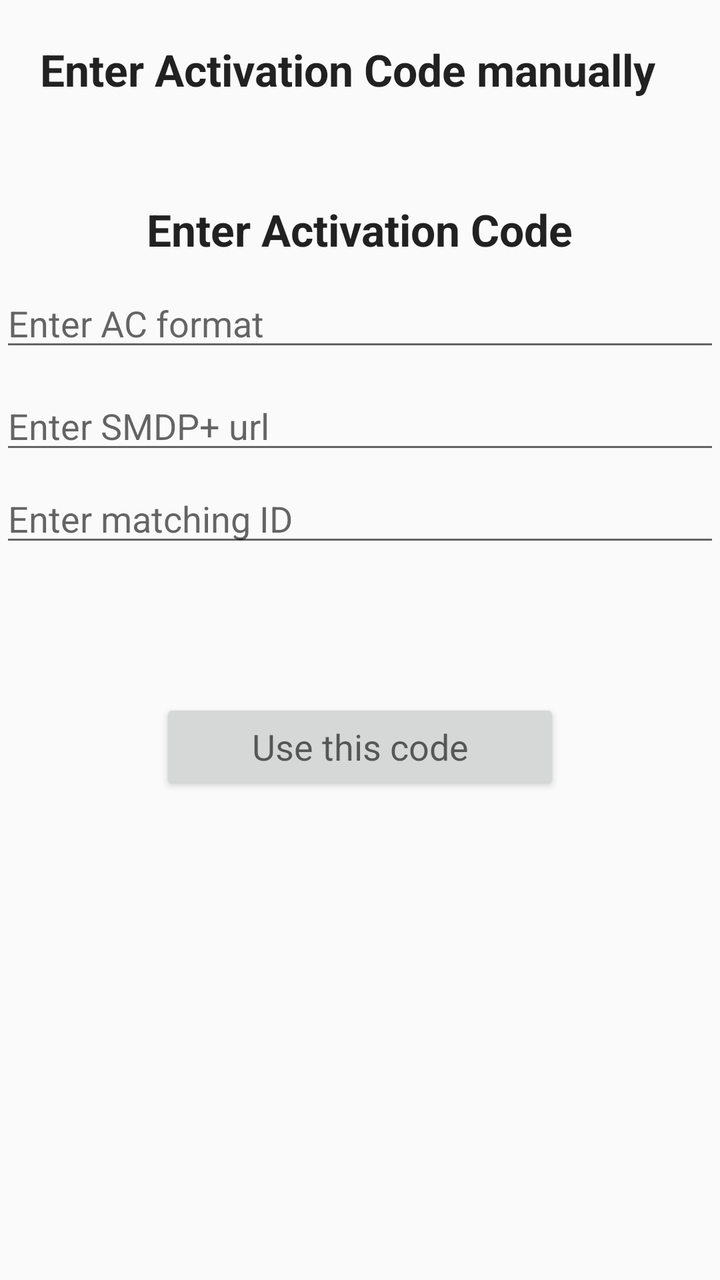
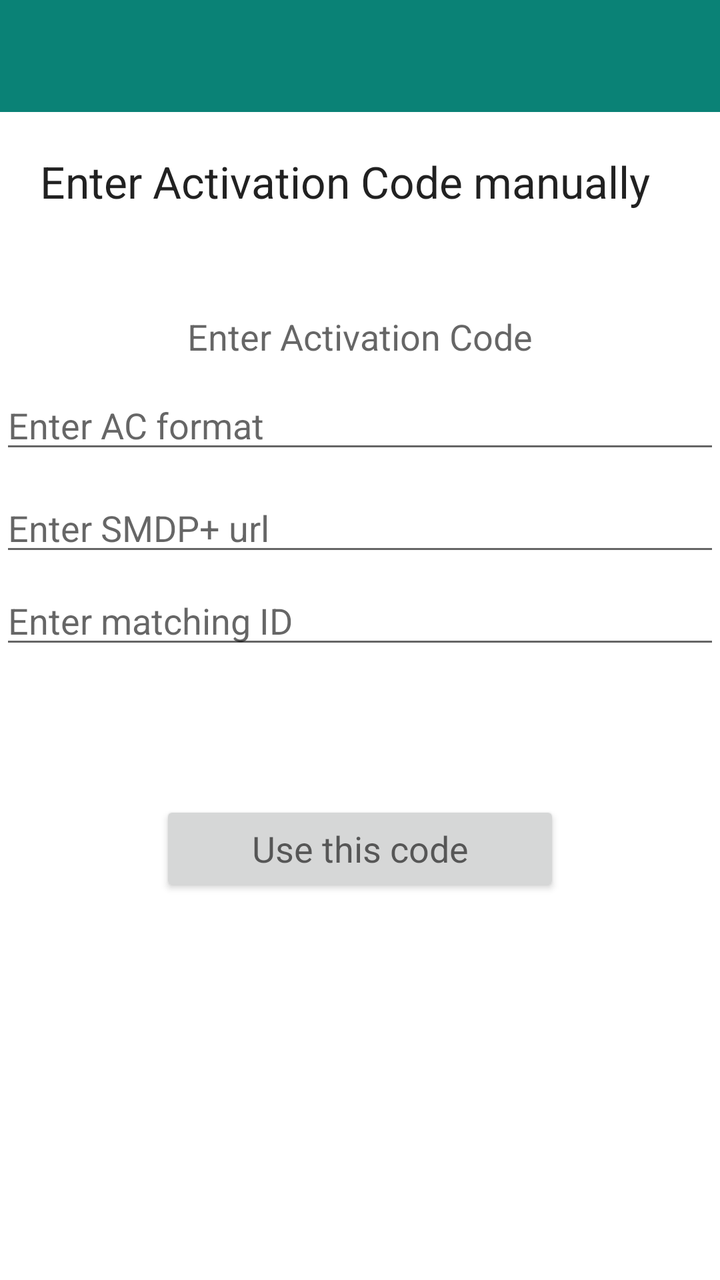

Screens rendered from an Android XML layout before and after an edit, with the pre-edit source and the edit as a unified diff.
<!-- AndroidManifest.xml: application theme AppTheme -->
<!-- res/layout/activity_enter_activation_code.xml -->
<?xml version="1.0" encoding="utf-8"?>
<ScrollView xmlns:android="http://schemas.android.com/apk/res/android"
    android:layout_width="match_parent"
    android:layout_height="match_parent" >
    <RelativeLayout xmlns:android="http://schemas.android.com/apk/res/android"
        xmlns:tools="http://schemas.android.com/tools"
        android:layout_width="match_parent"
        android:layout_height="match_parent"
        android:orientation="vertical"
        tools:context="com.infineon.esim.lpa.ui.enterActivationCode.EnterActivationCodeActivity">

        <TextView
            android:id="@+id/text_heading"
            android:layout_width="wrap_content"
            android:layout_height="wrap_content"
            android:layout_gravity="center_horizontal"
            android:layout_marginStart="20dp"
            android:layout_marginTop="20dp"
            android:layout_marginEnd="20dp"
            android:layout_marginBottom="20dp"
            android:text="@string/enter_activation_code_heading"
            android:textAlignment="center"
            android:textAppearance="?android:attr/textAppearanceLarge"
            android:textStyle="bold" />

        <TextView
            android:id="@+id/text_body"
            android:layout_below="@+id/text_heading"
            android:textAppearance="?android:attr/textAppearanceMedium"
            android:layout_width="wrap_content"
            android:layout_height="wrap_content"
            android:layout_marginLeft="20dp"
            android:layout_marginRight="20dp"
            android:layout_centerHorizontal="true"
            android:layout_gravity="center_horizontal"
            android:text=""
            android:textAlignment="center"
            />

        <TextView
            android:id="@+id/textViewDownloadInfo"
            android:layout_width="wrap_content"
            android:layout_height="wrap_content"
            android:layout_centerInParent="true"
            android:layout_marginLeft="20dp"
            android:layout_marginTop="40dp"
            android:layout_marginRight="20dp"
            android:text=""
            android:textAlignment="center"
            android:textAppearance="?android:attr/textAppearanceMedium"
            android:textColor="@android:color/holo_blue_dark"
            android:textIsSelectable="true" />

        <TextView
            android:id="@+id/text_error_info"
            android:layout_width="wrap_content"
            android:layout_height="wrap_content"
            android:layout_below="@+id/textViewDownloadInfo"
            android:layout_centerInParent="true"
            android:layout_marginLeft="20dp"
            android:layout_marginTop="40dp"
            android:layout_marginRight="20dp"
            android:text=""
            android:textAlignment="textStart"
            android:textAppearance="?android:attr/textAppearanceMedium"
            android:textColor="@android:color/holo_red_dark"
            android:textIsSelectable="true" />

        <Button
            android:id="@+id/button_left"
            android:layout_width="wrap_content"
            android:layout_height="wrap_content"
            android:layout_alignParentBottom="true"
            android:layout_alignParentStart="true"
            android:layout_margin="20dp"
            android:enabled="true"
            android:text="@string/generic_button_cancel_text"
            android:visibility="invisible"
            android:textAllCaps="false" />

        <Button
            android:id="@+id/button_right"
            android:layout_width="wrap_content"
            android:layout_height="wrap_content"
            android:layout_alignParentEnd="true"
            android:layout_alignParentBottom="true"
            android:layout_marginStart="20dp"
            android:layout_marginTop="20dp"
            android:layout_marginEnd="20dp"
            android:layout_marginBottom="20dp"
            android:enabled="true"
            android:text="@string/generic_button_start_text"
            android:textAllCaps="false"
            android:visibility="invisible" />

        <TextView
            android:id="@+id/text_enter_activation_code_title"
            android:layout_width="wrap_content"
            android:layout_height="wrap_content"
            android:layout_centerHorizontal="true"
            android:layout_marginTop="100dp"
            android:text="@string/enter_activation_code_title"
            android:textAppearance="?android:attr/textAppearanceLarge"
            android:textStyle="bold" />

        <EditText
            android:id="@+id/edit_activation_code_ac"
            android:layout_width="wrap_content"
            android:layout_height="wrap_content"
            android:layout_below="@id/text_enter_activation_code_title"
            android:layout_centerHorizontal="true"
            android:layout_marginTop="10dp"
            android:ems="18"
            android:autofillHints="password"
            android:singleLine="true"
            android:imeOptions="actionDone"
            android:hint="@string/enter_activation_code_ac_hint"
            android:inputType="text" />

        <EditText
            android:id="@+id/edit_activation_code_url"
            android:layout_width="wrap_content"
            android:layout_height="wrap_content"
            android:layout_below="@id/edit_activation_code_ac"
            android:layout_centerHorizontal="true"
            android:layout_marginTop="10dp"
            android:ems="18"
            android:autofillHints="password"
            android:singleLine="true"
            android:imeOptions="actionDone"
            android:hint="@string/enter_activation_code_url_hint"
            android:inputType="text" />

        <EditText
            android:id="@+id/edit_activation_code_id"
            android:layout_width="wrap_content"
            android:layout_height="wrap_content"
            android:layout_below="@id/edit_activation_code_url"
            android:layout_centerHorizontal="true"
            android:layout_marginTop="5dp"
            android:ems="18"
            android:autofillHints="password"
            android:singleLine="true"
            android:imeOptions="actionDone"
            android:hint="@string/enter_activation_code_id_hint"
            android:inputType="text" />

        <Button
            android:id="@+id/button_use_manual_activation_code"
            android:layout_width="wrap_content"
            android:layout_height="wrap_content"
            android:layout_below="@id/edit_activation_code_id"
            android:layout_centerHorizontal="true"
            android:layout_gravity="center_horizontal"
            android:layout_marginStart="10dp"
            android:layout_marginTop="71dp"
            android:layout_marginEnd="10dp"
            android:layout_marginBottom="10dp"
            android:minWidth="200dp"
            android:text="@string/scan_qr_button_use_this_code_text"
            android:textAllCaps="false"
            android:textAppearance="?android:attr/textAppearanceMedium" />
    </RelativeLayout>
</ScrollView>
<!-- resources referenced by this layout -->
<resources>
  <string name="enter_activation_code_ac_hint">Enter AC format</string>
  <string name="enter_activation_code_heading">Enter Activation Code manually</string>
  <string name="enter_activation_code_id_hint">Enter matching ID</string>
  <string name="enter_activation_code_title">Enter Activation Code</string>
  <string name="enter_activation_code_url_hint">Enter SMDP+ url</string>
  <string name="generic_button_cancel_text">Cancel</string>
  <string name="generic_button_start_text">Start</string>
  <string name="scan_qr_button_use_this_code_text">Use this code</string>
  <style name="AppTheme" parent="Theme.AppCompat.Light.DarkActionBar">
          
          <item name="colorPrimary">@color/colorPrimary</item>
          <item name="colorPrimaryDark">@color/colorPrimaryDark</item>
          <item name="colorAccent">@color/colorAccent</item>
      </style>
  <color name="colorPrimary">#008577</color>
  <color name="colorPrimaryDark">#00574B</color>
  <color name="colorAccent">#D81B60</color>
</resources>

<!-- the commit's change to res/layout/activity_enter_activation_code.xml (unified diff, before → after) -->
@@ -1,164 +1,176 @@
 <?xml version="1.0" encoding="utf-8"?>
-<ScrollView xmlns:android="http://schemas.android.com/apk/res/android"
-    android:layout_width="match_parent"
-    android:layout_height="match_parent" >
-    <RelativeLayout xmlns:android="http://schemas.android.com/apk/res/android"
-        xmlns:tools="http://schemas.android.com/tools"
-        android:layout_width="match_parent"
-        android:layout_height="match_parent"
-        android:orientation="vertical"
-        tools:context="com.infineon.esim.lpa.ui.enterActivationCode.EnterActivationCodeActivity">
+<FrameLayout
+    xmlns:android="http://schemas.android.com/apk/res/android"
+    xmlns:tools="http://schemas.android.com/tools"
+    style="@style/AppTheme.Window"
+    android:orientation="vertical"
+    tools:context=".ui.enterActivationCode.EnterActivationCodeActivity">
 
-        <TextView
-            android:id="@+id/text_heading"
-            android:layout_width="wrap_content"
-            android:layout_height="wrap_content"
-            android:layout_gravity="center_horizontal"
-            android:layout_marginStart="20dp"
-            android:layout_marginTop="20dp"
-            android:layout_marginEnd="20dp"
-            android:layout_marginBottom="20dp"
-            android:text="@string/enter_activation_code_heading"
-            android:textAlignment="center"
-            android:textAppearance="?android:attr/textAppearanceLarge"
-            android:textStyle="bold" />
+    <androidx.coordinatorlayout.widget.CoordinatorLayout
+        style="@style/AppTheme.EdgeToEdgeContainer">
 
-        <TextView
-            android:id="@+id/text_body"
-            android:layout_below="@+id/text_heading"
-            android:textAppearance="?android:attr/textAppearanceMedium"
-            android:layout_width="wrap_content"
-            android:layout_height="wrap_content"
-            android:layout_marginLeft="20dp"
-            android:layout_marginRight="20dp"
-            android:layout_centerHorizontal="true"
-            android:layout_gravity="center_horizontal"
-            android:text=""
-            android:textAlignment="center"
-            />
+        
+        <androidx.appcompat.widget.Toolbar
+            android:id="@+id/toolbar_euicc_details"
+            style="@style/AppTheme.Toolbar">
+        </androidx.appcompat.widget.Toolbar>
 
-        <TextView
-            android:id="@+id/textViewDownloadInfo"
-            android:layout_width="wrap_content"
-            android:layout_height="wrap_content"
-            android:layout_centerInParent="true"
-            android:layout_marginLeft="20dp"
-            android:layout_marginTop="40dp"
-            android:layout_marginRight="20dp"
-            android:text=""
-            android:textAlignment="center"
-            android:textAppearance="?android:attr/textAppearanceMedium"
-            android:textColor="@android:color/holo_blue_dark"
-            android:textIsSelectable="true" />
+        <RelativeLayout
+            style="@style/AppTheme.Content"
+            android:layout_width="match_parent"
+            android:layout_height="match_parent"
+            android:layout_marginTop="?attr/actionBarSize"
+            android:orientation="vertical">
 
-        <TextView
-            android:id="@+id/text_error_info"
-            android:layout_width="wrap_content"
-            android:layout_height="wrap_content"
-            android:layout_below="@+id/textViewDownloadInfo"
-            android:layout_centerInParent="true"
-            android:layout_marginLeft="20dp"
-            android:layout_marginTop="40dp"
-            android:layout_marginRight="20dp"
-            android:text=""
-            android:textAlignment="textStart"
-            android:textAppearance="?android:attr/textAppearanceMedium"
-            android:textColor="@android:color/holo_red_dark"
-            android:textIsSelectable="true" />
+            <TextView
+                android:id="@+id/text_heading"
+                android:layout_width="wrap_content"
+                android:layout_height="wrap_content"
+                android:layout_gravity="center_horizontal"
+                android:layout_margin="20dp"
+                android:text="@string/enter_activation_code_heading"
+                android:textAlignment="center"
+                android:textAppearance="?android:attr/textAppearanceLarge" />
 
-        <Button
-            android:id="@+id/button_left"
-            android:layout_width="wrap_content"
-            android:layout_height="wrap_content"
-            android:layout_alignParentBottom="true"
-            android:layout_alignParentStart="true"
-            android:layout_margin="20dp"
-            android:enabled="true"
-            android:text="@string/generic_button_cancel_text"
-            android:visibility="invisible"
-            android:textAllCaps="false" />
+            <TextView
+                android:id="@+id/text_body"
+                android:layout_below="@+id/text_heading"
+                android:textAppearance="?android:attr/textAppearanceMedium"
+                android:layout_width="wrap_content"
+                android:layout_height="wrap_content"
+                android:layout_marginLeft="20dp"
+                android:layout_marginRight="20dp"
+                android:layout_centerHorizontal="true"
+                android:layout_gravity="center_horizontal"
+                android:text=""
+                android:textAlignment="center" />
 
-        <Button
-            android:id="@+id/button_right"
-            android:layout_width="wrap_content"
-            android:layout_height="wrap_content"
-            android:layout_alignParentEnd="true"
-            android:layout_alignParentBottom="true"
-            android:layout_marginStart="20dp"
-            android:layout_marginTop="20dp"
-            android:layout_marginEnd="20dp"
-            android:layout_marginBottom="20dp"
-            android:enabled="true"
-            android:text="@string/generic_button_start_text"
-            android:textAllCaps="false"
-            android:visibility="invisible" />
+            <TextView
+                android:id="@+id/textViewDownloadInfo"
+                android:layout_width="wrap_content"
+                android:layout_height="wrap_content"
+                android:layout_centerInParent="true"
+                android:layout_marginLeft="20dp"
+                android:layout_marginTop="40dp"
+                android:layout_marginRight="20dp"
+                android:text=""
+                android:textAlignment="center"
+                android:textAppearance="?android:attr/textAppearanceMedium"
+                android:textColor="@android:color/holo_blue_dark"
+                android:textIsSelectable="true" />
 
-        <TextView
-            android:id="@+id/text_enter_activation_code_title"
-            android:layout_width="wrap_content"
-            android:layout_height="wrap_content"
-            android:layout_centerHorizontal="true"
-            android:layout_marginTop="100dp"
-            android:text="@string/enter_activation_code_title"
-            android:textAppearance="?android:attr/textAppearanceLarge"
-            android:textStyle="bold" />
+            <TextView
+                android:id="@+id/text_error_info"
+                android:layout_width="wrap_content"
+                android:layout_height="wrap_content"
+                android:layout_below="@+id/textViewDownloadInfo"
+                android:layout_centerInParent="true"
+                android:layout_marginLeft="20dp"
+                android:layout_marginTop="40dp"
+                android:layout_marginRight="20dp"
+                android:text=""
+                android:textAlignment="textStart"
+                android:textAppearance="?android:attr/textAppearanceMedium"
+                android:textColor="@android:color/holo_red_dark"
+                android:textIsSelectable="true" />
 
-        <EditText
-            android:id="@+id/edit_activation_code_ac"
-            android:layout_width="wrap_content"
-            android:layout_height="wrap_content"
-            android:layout_below="@id/text_enter_activation_code_title"
-            android:layout_centerHorizontal="true"
-            android:layout_marginTop="10dp"
-            android:ems="18"
-            android:autofillHints="password"
-            android:singleLine="true"
-            android:imeOptions="actionDone"
-            android:hint="@string/enter_activation_code_ac_hint"
-            android:inputType="text" />
+            <Button
+                style="@style/AppTheme.Button"
+                android:id="@+id/button_left"
+                android:layout_width="wrap_content"
+                android:layout_height="wrap_content"
+                android:layout_alignParentBottom="true"
+                android:layout_alignParentStart="true"
+                android:layout_margin="20dp"
+                android:enabled="true"
+                android:text="@string/generic_button_cancel_text"
+                android:visibility="invisible"
+                android:textAllCaps="false" />
 
-        <EditText
-            android:id="@+id/edit_activation_code_url"
-            android:layout_width="wrap_content"
-            android:layout_height="wrap_content"
-            android:layout_below="@id/edit_activation_code_ac"
-            android:layout_centerHorizontal="true"
-            android:layout_marginTop="10dp"
-            android:ems="18"
-            android:autofillHints="password"
-            android:singleLine="true"
-            android:imeOptions="actionDone"
-            android:hint="@string/enter_activation_code_url_hint"
-            android:inputType="text" />
+            <Button
+                style="@style/AppTheme.Button"
+                android:id="@+id/button_right"
+                android:layout_width="wrap_content"
+                android:layout_height="wrap_content"
+                android:layout_alignParentEnd="true"
+                android:layout_alignParentBottom="true"
+                android:layout_marginStart="20dp"
+                android:layout_marginTop="20dp"
+                android:layout_marginEnd="20dp"
+                android:layout_marginBottom="20dp"
+                android:enabled="true"
+                android:text="@string/generic_button_start_text"
+                android:textAllCaps="false"
+                android:visibility="invisible" />
 
-        <EditText
-            android:id="@+id/edit_activation_code_id"
-            android:layout_width="wrap_content"
-            android:layout_height="wrap_content"
-            android:layout_below="@id/edit_activation_code_url"
-            android:layout_centerHorizontal="true"
-            android:layout_marginTop="5dp"
-            android:ems="18"
-            android:autofillHints="password"
-            android:singleLine="true"
-            android:imeOptions="actionDone"
-            android:hint="@string/enter_activation_code_id_hint"
-            android:inputType="text" />
+            <TextView
+                android:id="@+id/text_enter_activation_code_title"
+                android:layout_width="wrap_content"
+                android:layout_height="wrap_content"
+                android:layout_centerHorizontal="true"
+                android:layout_marginTop="100dp"
+                android:text="@string/enter_activation_code_title"
+                android:textAppearance="?android:attr/textAppearanceMedium" />
 
-        <Button
-            android:id="@+id/button_use_manual_activation_code"
-            android:layout_width="wrap_content"
-            android:layout_height="wrap_content"
-            android:layout_below="@id/edit_activation_code_id"
-            android:layout_centerHorizontal="true"
-            android:layout_gravity="center_horizontal"
-            android:layout_marginStart="10dp"
-            android:layout_marginTop="71dp"
-            android:layout_marginEnd="10dp"
-            android:layout_marginBottom="10dp"
-            android:minWidth="200dp"
-            android:text="@string/scan_qr_button_use_this_code_text"
-            android:textAllCaps="false"
-            android:textAppearance="?android:attr/textAppearanceMedium" />
-    </RelativeLayout>
-</ScrollView>
+            <EditText
+                android:id="@+id/edit_activation_code_ac"
+                android:layout_width="wrap_content"
+                android:layout_height="wrap_content"
+                android:layout_below="@id/text_enter_activation_code_title"
+                android:layout_centerHorizontal="true"
+                android:layout_marginTop="10dp"
+                android:ems="18"
+                android:autofillHints="password"
+                android:singleLine="true"
+                android:imeOptions="actionDone"
+                android:hint="@string/enter_activation_code_ac_hint"
+                android:inputType="text" />
+
+            <EditText
+                android:id="@+id/edit_activation_code_url"
+                android:layout_width="wrap_content"
+                android:layout_height="wrap_content"
+                android:layout_below="@id/edit_activation_code_ac"
+                android:layout_centerHorizontal="true"
+                android:layout_marginTop="10dp"
+                android:ems="18"
+                android:autofillHints="password"
+                android:singleLine="true"
+                android:imeOptions="actionDone"
+                android:hint="@string/enter_activation_code_url_hint"
+                android:inputType="textUri" />
+
+            <EditText
+                android:id="@+id/edit_activation_code_id"
+                android:layout_width="wrap_content"
+                android:layout_height="wrap_content"
+                android:layout_below="@id/edit_activation_code_url"
+                android:layout_centerHorizontal="true"
+                android:layout_marginTop="5dp"
+                android:ems="18"
+                android:autofillHints="password"
+                android:singleLine="true"
+                android:imeOptions="actionDone"
+                android:hint="@string/enter_activation_code_id_hint"
+                android:inputType="text" />
+
+            <Button
+                style="@style/AppTheme.Button"
+                android:id="@+id/button_use_manual_activation_code"
+                android:layout_width="wrap_content"
+                android:layout_height="wrap_content"
+                android:layout_below="@id/edit_activation_code_id"
+                android:layout_centerHorizontal="true"
+                android:layout_gravity="center_horizontal"
+                android:layout_marginStart="10dp"
+                android:layout_marginTop="71dp"
+                android:layout_marginEnd="10dp"
+                android:layout_marginBottom="10dp"
+                android:minWidth="200dp"
+                android:text="@string/scan_qr_button_use_this_code_text"
+                android:textAllCaps="false"
+                android:textAppearance="?android:attr/textAppearanceMedium" />
+        </RelativeLayout>
+
+    </androidx.coordinatorlayout.widget.CoordinatorLayout>
+</FrameLayout>
<!-- resource entries referenced after the edit -->
@@ -8,14 +8,41 @@
   <string name="generic_button_cancel_text">Cancel</string>
   <string name="generic_button_start_text">Start</string>
   <string name="scan_qr_button_use_this_code_text">Use this code</string>
-  <style name="AppTheme" parent="Theme.AppCompat.Light.DarkActionBar">
-          
-          <item name="colorPrimary">@color/colorPrimary</item>
-          <item name="colorPrimaryDark">@color/colorPrimaryDark</item>
-          <item name="colorAccent">@color/colorAccent</item>
+  <style name="AppTheme.Button" parent="AppTheme.Content">
+          <item name="android:background">@color/engineeringLight</item>
       </style>
-  <color name="colorPrimary">#008577</color>
-  <color name="colorPrimaryDark">#00574B</color>
-  <color name="colorAccent">#D81B60</color>
+  <style name="AppTheme.Content" parent="AppTheme">
+          <item name="android:background">@android:color/white</item>
+      </style>
+  <style name="AppTheme.EdgeToEdgeContainer">
+          <item name="android:layout_width">match_parent</item>
+          <item name="android:layout_height">match_parent</item>
+          <item name="android:fitsSystemWindows">true</item>
+      </style>
+  <style name="AppTheme.Toolbar">
+          <item name="android:layout_width">match_parent</item>
+          <item name="android:layout_height">?attr/actionBarSize</item>
+          <item name="android:theme">@style/AppTheme.AppBarOverlay</item>
+      </style>
+  <style name="AppTheme.Window" parent="Theme.AppCompat.Light">
+          <item name="android:layout_width">match_parent</item>
+          <item name="android:layout_height">match_parent</item>
+          <item name="android:fitsSystemWindows">false</item>
+          <item name="android:background">@color/ocean100</item>
+      </style>
+  <style name="AppTheme" parent="Theme.AppCompat.Light">
+          <item name="windowNoTitle">true</item>
+          <item name="windowActionBar">false</item>
+          <item name="colorPrimary">@color/ocean100</item>
+          <item name="colorPrimaryDark">@color/ocean120</item>
+          <item name="colorAccent">@color/berry</item>
+      </style>
+  <color name="engineeringLight">#8D8786</color>
+  <style name="AppTheme.AppBarOverlay" parent="ThemeOverlay.AppCompat.Dark">
+          <item name="android:background">@color/ocean100</item>
+      </style>
+  <color name="ocean100">#0A8276</color>
+  <color name="ocean120">#08665C</color>
+  <color name="berry">#9C216E</color>
 </resources>
 
